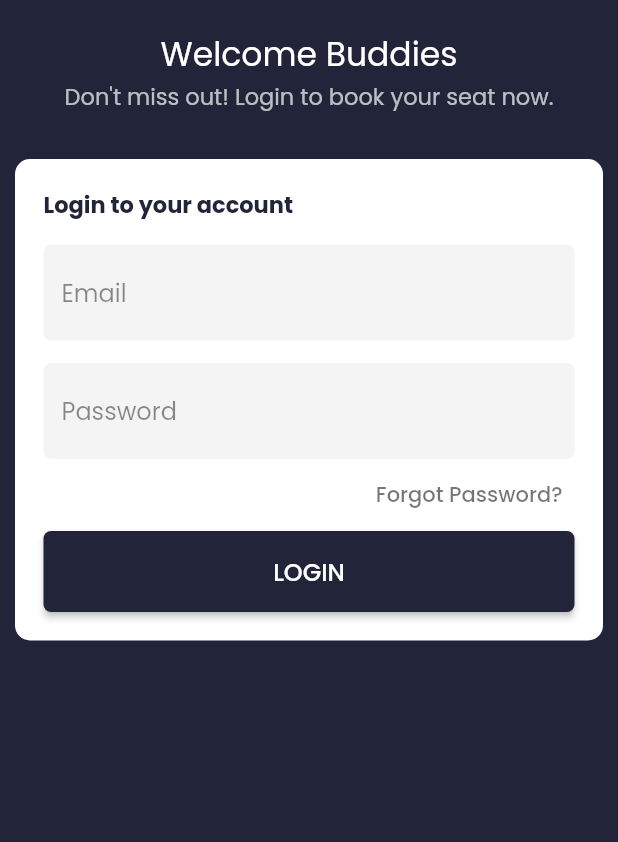
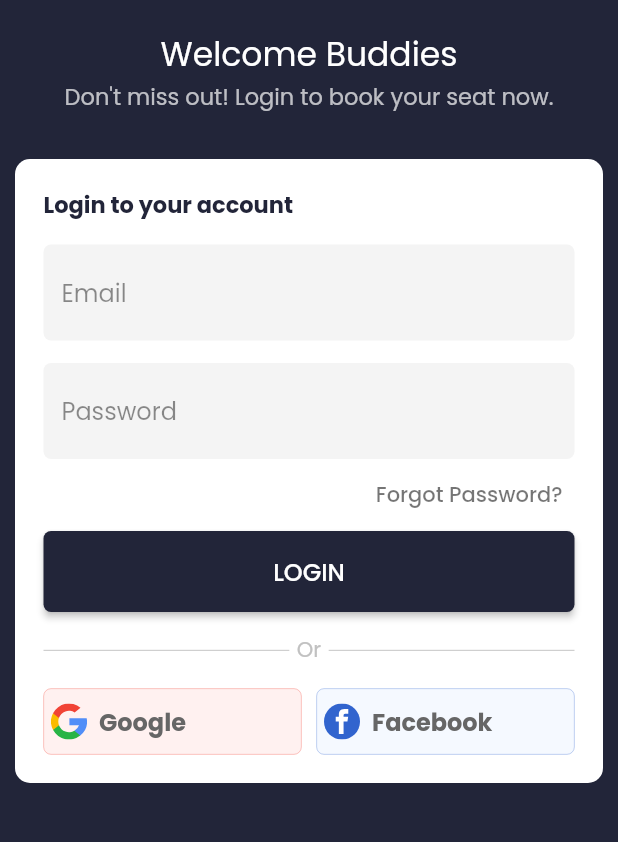
Before and after one commit to admiral41/ticketplease, a Flutter app: the screen it shows after launch, on a phone screen of 412 x 824 dp, the part 150-992 px from its top. Run offline on Flutter 3.47's test engine with Material 2 defaults, Android fonts, the phone set to English and light mode, and no system bars; our stand-ins replace flutter_svg.

Commit message:
:hammer: added login with google and facebook

```diff
--- a/lib/Screens/login_screen.dart
+++ b/lib/Screens/login_screen.dart
@@ -2,6 +2,7 @@ import 'package:flutter/material.dart';
 import 'package:flutter/services.dart';
 
 import '../utils/my_theme.dart';
+import '../utils/social_button.dart';
 
 class LoginScreen extends StatefulWidget {
   const LoginScreen({Key? key}) : super(key: key);
@@ -131,8 +132,38 @@ class _LoginScreenState extends State<LoginScreen> {
                       ),
                     ),
                   ),
-
-
+                  Padding(
+                    padding: const EdgeInsets.only(top: 15),
+                    child: Row(
+                      children: [
+                        Expanded(
+                          child: Divider(
+                            thickness: 0.5,
+                            color: Colors.black.withOpacity(0.3),
+                          ),
+                        ),
+                        Padding(
+                          padding: EdgeInsets.symmetric(horizontal: 5),
+                          child: const Text(
+                            "Or",
+                            style: TextStyle(color: Color(0xFFC1C1C1)),
+                          ),
+                        ),
+                        Expanded(
+                          child: Divider(
+                              thickness: 0.5,
+                              color: Colors.black.withOpacity(0.3)),
+                        ),
+                      ],
+                    ),
+                  ),
+                  Padding(
+                    padding: const EdgeInsets.only(top: 15),
+                    child: SocialLoginButton(
+                        onGoogleClick: () {},
+                      onfbClick: () {},
+                    ),
+                  )
 
                 ],
               ),
--- /dev/null
+++ b/lib/utils/social_button.dart
@@ -0,0 +1,77 @@
+import 'package:flutter/material.dart';
+import 'package:flutter_svg/flutter_svg.dart';
+import 'package:ticketplease/utils/my_theme.dart';
+
+class SocialLoginButton extends StatelessWidget {
+  final Function() onGoogleClick;
+  final Function() onfbClick;
+  const SocialLoginButton(
+      {Key? key, required this.onfbClick, required this.onGoogleClick})
+      : super(key: key);
+
+  @override
+  Widget build(BuildContext context) {
+    return Row(
+      mainAxisAlignment: MainAxisAlignment.spaceBetween,
+      children: [
+        Expanded(
+          child: Material(
+            color: MyTheme.redLight,
+            shape: RoundedRectangleBorder(
+                borderRadius: BorderRadius.circular(5),
+                side: const BorderSide(color: MyTheme.redBorder,width: 0.2)
+
+            ),
+            child: InkWell(
+              onTap: onGoogleClick,
+              borderRadius: BorderRadius.circular(5),
+              child: Padding(
+                padding: const EdgeInsets.symmetric(vertical: 10,horizontal: 5),
+                child: Row(
+                  children: [
+                    SvgPicture.asset("assets/images/google.svg"),
+                    const SizedBox(
+                      width: 8,
+                    ),
+                    const Text("Google",style: TextStyle(color: Color(0xFF666666),fontWeight: FontWeight.w600,fontSize: 16
+                    ),
+                    ),
+                  ],
+                ),
+              ),
+            ),
+          ),
+        ),
+        const SizedBox(width: 10,
+        ),
+        Expanded(
+          child: Material(
+            color: MyTheme.blueLight,
+            shape: RoundedRectangleBorder(
+                borderRadius: BorderRadius.circular(5),
+                side: const BorderSide(color: MyTheme.blueBorder,width: 0.2)
+
+            ),
+            child: InkWell(
+              onTap: onfbClick,
+              borderRadius: BorderRadius.circular(5),
+              child: Padding(
+                padding: const EdgeInsets.symmetric(vertical: 10,horizontal: 5),
+                child: Row(
+                  children: [
+                    SvgPicture.asset("assets/images/facebook.svg"),
+                    const SizedBox(
+                      width: 8,
+                    ),
+                    Text("Facebook",style: TextStyle(color: Color(0xFF666666),fontWeight: FontWeight.w600,fontSize: 16),
+                    ),
+                  ],
+                ),
+              ),
+            ),
+          ),
+        ),
+      ],
+    );
+  }
+}
```
Also changed, not shown: assets/images/facebook.svg (added), assets/images/google.svg (added).
